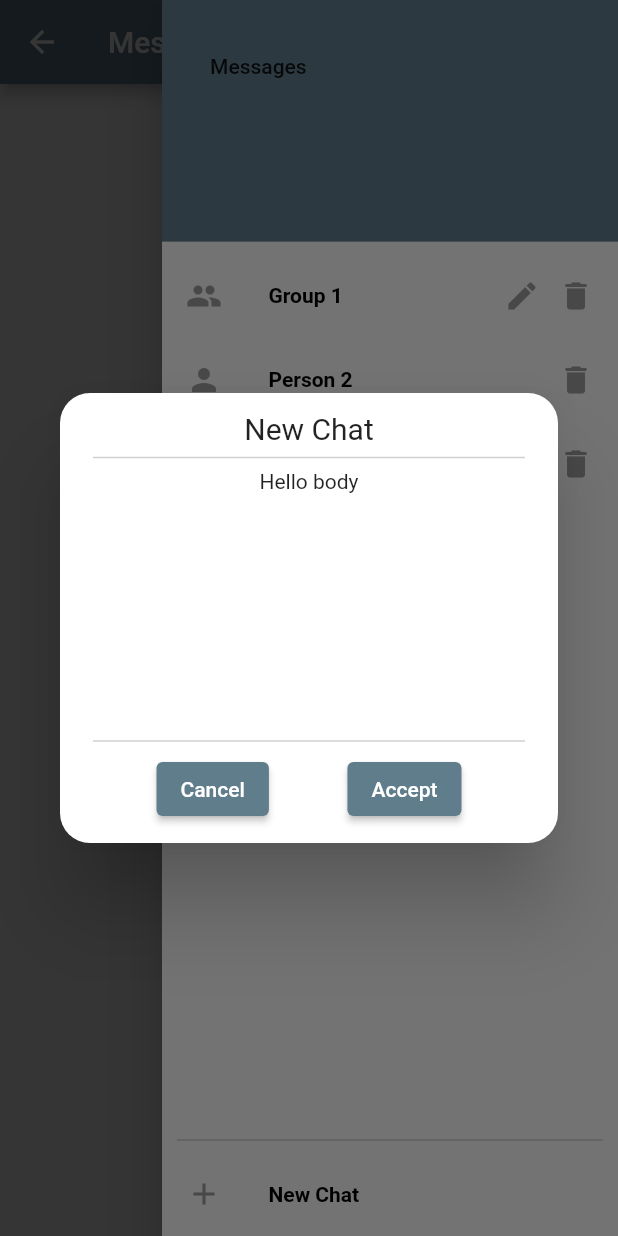
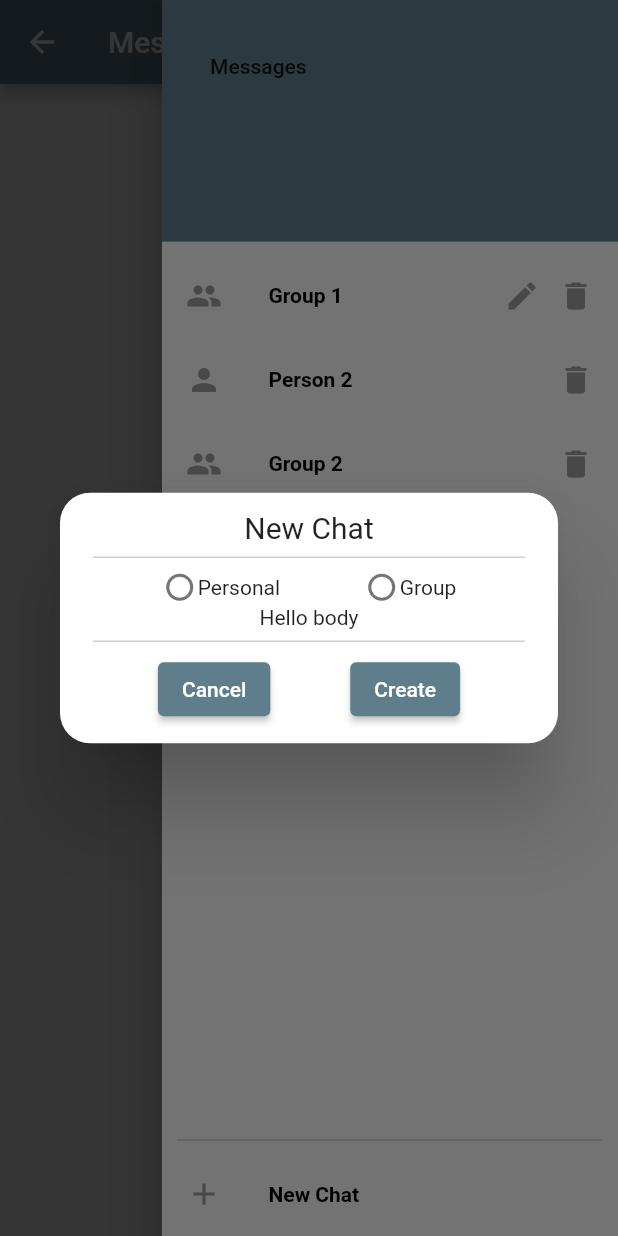
Before and after one commit to matheusgm/Learning-Flutter-Tools, a Flutter app: the MessengerScreen screen opened by its route, after a tap on the "menu" icon, after a tap on "New Chat", on a phone screen of 412 x 824 dp. Run offline on Flutter 3.47's test engine with Material 2 defaults, Android fonts, the phone set to English and light mode, and no system bars; our stand-ins replace sprintf.

Commit message:
add radio buttons on create chat modal

```diff
--- a/lib/messenger_screen.dart
+++ b/lib/messenger_screen.dart
@@ -160,14 +160,74 @@ class _MessengerScreen extends State<MessengerScreen> {
               showDialog(
                 context: context,
                 builder: (BuildContext context) {
-                  return Modal(
-                    headerTitle: "New Chat",
-                    body: Column(
-                      children: const [
-                        Text("Hello body"),
+                  int? val = -1;
+                  return StatefulBuilder(
+                    builder: (context, setState) => Modal(
+                      headerTitle: "New Chat",
+                      body: Column(
+                        mainAxisSize: MainAxisSize.min,
+                        children: [
+                          Row(
+                            mainAxisAlignment: MainAxisAlignment.spaceEvenly,
+                            children: [
+                              Row(
+                                children: [
+                                  Radio(
+                                    value: 1,
+                                    groupValue: val,
+                                    onChanged: (int? value) {
+                                      setState(() {
+                                        val = value;
+                                      });
+                                    },
+                                    visualDensity: const VisualDensity(
+                                      horizontal: VisualDensity.minimumDensity,
+                                      vertical: VisualDensity.minimumDensity,
+                                    ),
+                                    materialTapTargetSize: MaterialTapTargetSize.shrinkWrap,
+                                  ),
+                                  const Text("Personal")
+                                ],
+                              ),
+                              Row(
+                                children: [
+                                  Radio(
+                                    value: 2,
+                                    groupValue: val,
+                                    onChanged: (int? value) {
+                                      setState(() {
+                                        val = value;
+                                      });
+                                    },
+                                    visualDensity: const VisualDensity(
+                                      horizontal: VisualDensity.minimumDensity,
+                                      vertical: VisualDensity.minimumDensity,
+                                    ),
+                                    materialTapTargetSize: MaterialTapTargetSize.shrinkWrap,
+                                  ),
+                                  const Text("Group")
+                                ],
+                              ),
+                            ],
+                          ),
+                          val == 1
+                              ? const Text("Personal Body")
+                              : val == 2
+                                  ? const Text("Group Body")
+                                  : const Text("Hello body"),
+                        ],
+                      ),
+                      modalButtons: ModalButtons.cancelAndCreate,
+                      footerButtonTap: [
+                        () {
+                          developer.log("Cancel Button of New Chat", name: messengerScreen);
+                          Navigator.pop(context);
+                        },
+                        () {
+                          developer.log("Create Button of New Chat", name: messengerScreen);
+                        },
                       ],
                     ),
-                    modalButtons: ModalButtons.cancelAndAccept,
                   );
                 },
               );
@@ -191,6 +251,15 @@ class _MessengerScreen extends State<MessengerScreen> {
       trailing2: const Icon(Icons.delete),
       onTap1: () {
         developer.log("Editing groupe <${gc.title}>", name: messengerScreen);
+        showDialog(
+          context: context,
+          builder: (BuildContext context) {
+            return Modal(
+              headerTitle: gc.title,
+              modalButtons: ModalButtons.cancelAndAccept,
+            );
+          },
+        );
       },
       onTap2: () {
         developer.log("Deleting groupe <${gc.title}>", name: messengerScreen);
@@ -211,7 +280,24 @@ class _MessengerScreen extends State<MessengerScreen> {
       title: personName,
       trailing2: const Icon(Icons.delete),
       onTap2: () {
-        developer.log("Editing person <${pc.idReceveir}>", name: messengerScreen);
+        showDialog(
+          context: context,
+          builder: (BuildContext context) {
+            return Modal(
+              headerTitle: "Delete",
+              body: Text("Are you sure you want to delete ${pc.idReceveir}?"),
+              modalButtons: ModalButtons.noAndYes,
+              footerButtonTap: [
+                () {
+                  Navigator.pop(context);
+                },
+                () {
+                  developer.log("Deleting person <${pc.idReceveir}>", name: messengerScreen);
+                }
+              ],
+            );
+          },
+        );
       },
       onTapTile: () {
         setState(() {
--- a/lib/widget/modal_widget.dart
+++ b/lib/widget/modal_widget.dart
@@ -1,19 +1,31 @@
 import 'package:flutter/material.dart';
+import 'dart:developer' as developer;
 
-class Modal extends StatelessWidget {
+const modalScreen = "MODAL_SCREEN";
+
+class Modal extends StatefulWidget {
   final String? headerTitle;
   final Widget? body;
   final ModalButtons modalButtons;
-  const Modal({this.body, this.headerTitle, this.modalButtons = ModalButtons.ok, Key? key}) : super(key: key);
+  final List<void Function()?> footerButtonTap;
+  const Modal(
+      {this.body, this.headerTitle, this.modalButtons = ModalButtons.ok, this.footerButtonTap = const [], Key? key})
+      : super(key: key);
 
   @override
+  State<Modal> createState() => _Modal();
+}
+
+class _Modal extends State<Modal> {
+  @override
   Widget build(BuildContext context) {
+    developer.log('buildr() was called! ', name: modalScreen);
     return Dialog(
       shape: RoundedRectangleBorder(
         borderRadius: BorderRadius.circular(20.0),
       ),
       child: Container(
-        constraints: const BoxConstraints(maxHeight: 300),
+        constraints: const BoxConstraints(maxHeight: 500),
         child: Padding(
           padding: const EdgeInsets.all(12.0),
           child: Column(
@@ -35,7 +47,7 @@ class Modal extends StatelessWidget {
       child: Column(
         children: <Widget>[
           Text(
-            headerTitle ?? "Welcome",
+            widget.headerTitle ?? "Welcome",
             style: const TextStyle(
               fontSize: 20,
             ),
@@ -52,9 +64,7 @@ class Modal extends StatelessWidget {
   }
 
   Widget modalBody() {
-    return Expanded(
-      child: body ?? const Text("Body is null"),
-    );
+    return widget.body ?? const Text("Body is null");
   }
 
   Widget modalFooter() {
@@ -71,27 +81,42 @@ class Modal extends StatelessWidget {
           Row(
             mainAxisAlignment: MainAxisAlignment.spaceEvenly,
             children: [
-              if (modalButtons == ModalButtons.noAndYes) ...[
+              if (widget.modalButtons == ModalButtons.noAndYes) ...[
                 ElevatedButton(
-                  onPressed: () {},
+                  onPressed: widget.footerButtonTap.isNotEmpty ? widget.footerButtonTap[0] : () {},
                   child: const Text("No"),
                 ),
                 ElevatedButton(
-                  onPressed: () {},
+                  onPressed: widget.footerButtonTap.isNotEmpty && widget.footerButtonTap.length > 1
+                      ? widget.footerButtonTap[1]
+                      : () {},
                   child: const Text("Yes"),
                 )
-              ] else if (modalButtons == ModalButtons.cancelAndAccept) ...[
+              ] else if (widget.modalButtons == ModalButtons.cancelAndCreate) ...[
                 ElevatedButton(
-                  onPressed: () {},
+                  onPressed: widget.footerButtonTap.isNotEmpty ? widget.footerButtonTap[0] : () {},
                   child: const Text("Cancel"),
                 ),
                 ElevatedButton(
-                  onPressed: () {},
+                  onPressed: widget.footerButtonTap.isNotEmpty && widget.footerButtonTap.length > 1
+                      ? widget.footerButtonTap[1]
+                      : () {},
+                  child: const Text("Create"),
+                )
+              ] else if (widget.modalButtons == ModalButtons.cancelAndAccept) ...[
+                ElevatedButton(
+                  onPressed: widget.footerButtonTap.isNotEmpty ? widget.footerButtonTap[0] : () {},
+                  child: const Text("Cancel"),
+                ),
+                ElevatedButton(
+                  onPressed: widget.footerButtonTap.isNotEmpty && widget.footerButtonTap.length > 1
+                      ? widget.footerButtonTap[1]
+                      : () {},
                   child: const Text("Accept"),
                 )
               ] else ...[
                 ElevatedButton(
-                  onPressed: () {},
+                  onPressed: widget.footerButtonTap.isNotEmpty ? widget.footerButtonTap[0] : () {},
                   child: const Text("Ok"),
                 )
               ]
@@ -103,4 +128,4 @@ class Modal extends StatelessWidget {
   }
 }
 
-enum ModalButtons { ok, noAndYes, cancelAndAccept }
+enum ModalButtons { ok, noAndYes, cancelAndAccept, cancelAndCreate }
```
